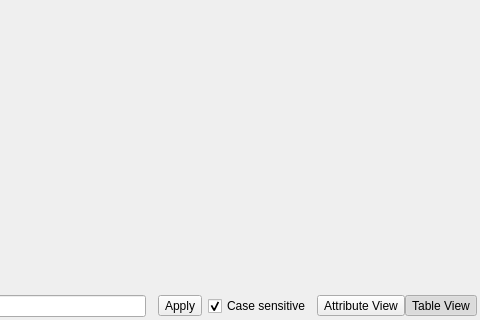
Before: the Qt Designer form src/ui/qgsattributetabledialog.ui in qgis/QGIS, drawn with Qt 5; both pictures show x 411 to 891 and y 250 to 570 of the 891 by 570 pixel window.
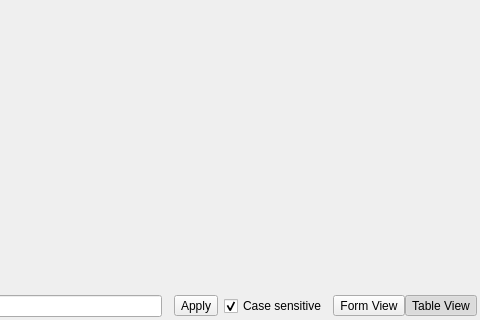
After: the same form once the commit is applied. Icons and pictures are not drawn. Custom widgets are drawn as their Qt base class.

```diff
--- a/src/ui/qgsattributetabledialog.ui
+++ b/src/ui/qgsattributetabledialog.ui
@@ -497,7 +497,7 @@
        <item>
         <widget class="QToolButton" name="mAttributeViewButton">
          <property name="text">
-          <string>Attribute View</string>
+          <string>Form View</string>
          </property>
          <property name="icon">
           <iconset>
```
Left out of the diff: 24 changed lines with no effect on the pictures.
